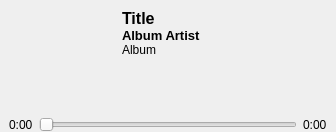
Above: src/miniplayer.ui from Gearlux/GDeskTunes before the change. Below: the same form after it.
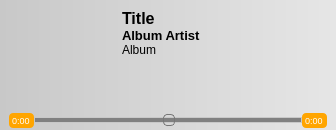
That is the form after the change. Icons and pictures are not drawn. Custom widgets are drawn as their Qt base class.

Commit message: Redesign slider Change invert of miniplayer according to the color of the pixmap

```diff
--- a/src/miniplayer.ui
+++ b/src/miniplayer.ui
@@ -7,12 +7,12 @@
     <x>0</x>
     <y>0</y>
     <width>336</width>
-    <height>132</height>
+    <height>130</height>
    </rect>
   </property>
   <property name="maximumSize">
    <size>
-    <width>384</width>
+    <width>336</width>
     <height>16777215</height>
    </size>
   </property>
@@ -30,7 +30,7 @@
     <bool>false</bool>
    </property>
    <property name="styleSheet">
-    <string notr="true"/>
+    <string notr="true">background: qlineargradient(spread:pad, x1:0, y1:0, x2:1, y2:0, stop:0 rgba(200, 200, 200, 255), stop:1 rgba(230, 230, 230, 255))</string>
    </property>
    <layout class="QVBoxLayout" name="verticalLayout_3">
     <property name="spacing">
@@ -46,12 +46,12 @@
      <number>0</number>
     </property>
     <property name="bottomMargin">
-     <number>0</number>
+     <number>2</number>
     </property>
     <item>
      <widget class="QFrame" name="top_row">
       <property name="styleSheet">
-       <string notr="true"/>
+       <string notr="true">background: transparent</string>
       </property>
       <property name="frameShape">
        <enum>QFrame::NoFrame</enum>
@@ -110,6 +110,9 @@
               <height>64</height>
              </size>
             </property>
+            <property name="styleSheet">
+             <string notr="true">background: transparent</string>
+            </property>
             <property name="text">
              <string/>
             </property>
@@ -273,8 +276,8 @@
               <widget class="QPushButton" name="maximize">
                <property name="maximumSize">
                 <size>
-                 <width>16</width>
-                 <height>16</height>
+                 <width>12</width>
+                 <height>12</height>
                 </size>
                </property>
                <property name="text">
@@ -286,8 +289,8 @@
                </property>
                <property name="iconSize">
                 <size>
-                 <width>12</width>
-                 <height>12</height>
+                 <width>8</width>
+                 <height>8</height>
                 </size>
                </property>
                <property name="flat">
@@ -299,8 +302,8 @@
               <widget class="QPushButton" name="showMain">
                <property name="maximumSize">
                 <size>
-                 <width>16</width>
-                 <height>16</height>
+                 <width>12</width>
+                 <height>12</height>
                 </size>
                </property>
                <property name="text">
@@ -312,8 +315,8 @@
                </property>
                <property name="iconSize">
                 <size>
-                 <width>12</width>
-                 <height>12</height>
+                 <width>8</width>
+                 <height>8</height>
                 </size>
                </property>
                <property name="flat">
@@ -325,8 +328,8 @@
               <widget class="QPushButton" name="closeMini">
                <property name="maximumSize">
                 <size>
-                 <width>16</width>
-                 <height>16</height>
+                 <width>12</width>
+                 <height>12</height>
                 </size>
                </property>
                <property name="text">
@@ -452,7 +455,7 @@
        </size>
       </property>
       <property name="styleSheet">
-       <string notr="true"/>
+       <string notr="true">background: transparent</string>
       </property>
       <property name="frameShape">
        <enum>QFrame::NoFrame</enum>
@@ -493,6 +496,9 @@
          <property name="frameShadow">
           <enum>QFrame::Raised</enum>
          </property>
+         <property name="lineWidth">
+          <number>0</number>
+         </property>
          <layout class="QHBoxLayout" name="horizontalLayout_2">
           <property name="spacing">
            <number>0</number>
@@ -663,6 +669,9 @@
           <enum>QFrame::Raised</enum>
          </property>
          <layout class="QHBoxLayout" name="horizontalLayout_3">
+          <property name="spacing">
+           <number>0</number>
+          </property>
           <property name="topMargin">
            <number>0</number>
           </property>
@@ -671,6 +680,9 @@
           </property>
           <item>
            <widget class="QLabel" name="current">
+            <property name="styleSheet">
+             <string notr="true">background: orange; color: white; border-radius: 4px; border-color: orange; padding: 1px; font: 9px;</string>
+            </property>
             <property name="text">
              <string>0:00</string>
             </property>
@@ -678,6 +690,32 @@
           </item>
           <item>
            <widget class="QSlider" name="slider">
+            <property name="styleSheet">
+             <string notr="true">QSlider::groove:horizontal {
+border: 1px solid rgb(200, 200, 200);
+background: rgb(128,128,128);
+height: 4px;
+}
+
+QSlider::handle:horizontal {
+background: qlineargradient(x1:0, y1:0, x2:1, y2:1,
+    stop:0 #eee, stop:1 #ccc);
+border: 1px solid #777;
+width: 10px;
+margin-top: -4px;
+margin-bottom: -4px;
+border-radius: 4px;
+}
+
+QSlider::sub-page:horizontal {
+background: qlineargradient(x1: 0, y1: 0.2, x2: 1, y2: 1,
+    stop: 0 rgb(255, 128, 0), stop: 1 rgb(128, 64, 0));
+}
+</string>
+            </property>
+            <property name="value">
+             <number>50</number>
+            </property>
             <property name="orientation">
              <enum>Qt::Horizontal</enum>
             </property>
@@ -685,9 +723,24 @@
           </item>
           <item>
            <widget class="QLabel" name="duration">
+            <property name="styleSheet">
+             <string notr="true">background: orange; color: white; border-radius: 4px; border-color: orange; padding: 1px; font: 9px</string>
+            </property>
+            <property name="frameShape">
+             <enum>QFrame::NoFrame</enum>
+            </property>
+            <property name="frameShadow">
+             <enum>QFrame::Plain</enum>
+            </property>
+            <property name="lineWidth">
+             <number>1</number>
+            </property>
             <property name="text">
              <string>0:00</string>
             </property>
+            <property name="textFormat">
+             <enum>Qt::PlainText</enum>
+            </property>
            </widget>
           </item>
          </layout>
```
The commit also changes 2 other files.
